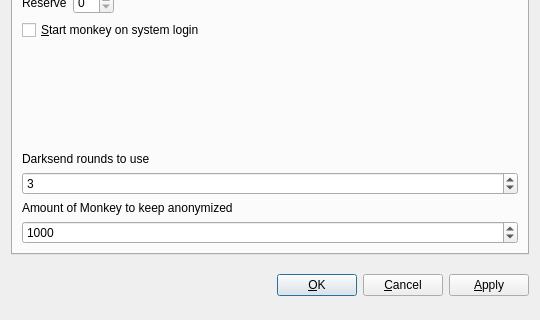
Above: src/qt/forms/optionsdialog.ui from Hi368768/Monkey before the change; both pictures show x 0 to 540 and y 138 to 458 of the 540 by 458 pixel window. Below: the same form after it.
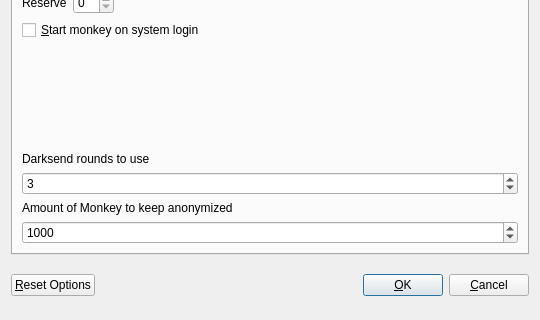
That is the form after the change. Custom widgets are drawn as their Qt base class.

Commit message: reset options

```diff
--- a/src/qt/forms/optionsdialog.ui
+++ b/src/qt/forms/optionsdialog.ui
@@ -459,6 +459,19 @@
    </item>
    <item>
     <layout class="QHBoxLayout" name="horizontalLayout_Buttons">
+     <item>
+      <widget class="QPushButton" name="resetButton">
+       <property name="toolTip">
+        <string>Reset all client options to default.</string>
+       </property>
+       <property name="text">
+        <string>&amp;Reset Options</string>
+       </property>
+       <property name="autoDefault">
+        <bool>false</bool>
+       </property>
+      </widget>
+     </item>
      <item>
       <spacer name="horizontalSpacer_1">
        <property name="orientation">
@@ -474,6 +487,12 @@
      </item>
      <item>
       <widget class="QLabel" name="statusLabel">
+       <property name="minimumSize">
+        <size>
+         <width>200</width>
+         <height>0</height>
+        </size>
+       </property>
        <property name="font">
         <font>
          <weight>75</weight>
@@ -509,6 +528,12 @@
        <property name="text">
         <string>&amp;OK</string>
        </property>
+       <property name="autoDefault">
+        <bool>false</bool>
+       </property>
+       <property name="default">
+        <bool>true</bool>
+       </property>
       </widget>
      </item>
      <item>
@@ -521,16 +546,6 @@
        </property>
       </widget>
      </item>
-     <item>
-      <widget class="QPushButton" name="applyButton">
-       <property name="text">
-        <string>&amp;Apply</string>
-       </property>
-       <property name="autoDefault">
-        <bool>false</bool>
-       </property>
-      </widget>
-     </item>
     </layout>
    </item>
   </layout>
```
The commit also changes 6 other files.
